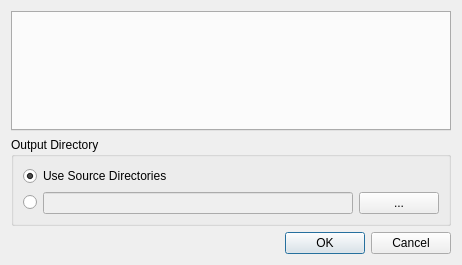
Before: the Qt Designer form main/src/widget/conversiondialog.ui in legnaleurc/khopper, drawn with Qt 5.
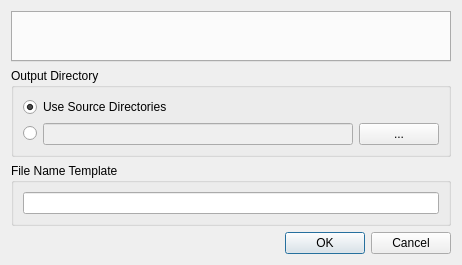
After: the same form once the commit is applied.

Patch:
```diff
--- a/main/src/widget/conversiondialog.ui
+++ b/main/src/widget/conversiondialog.ui
@@ -65,6 +65,27 @@
      </layout>
     </widget>
    </item>
+   <item>
+    <widget class="QGroupBox" name="groupBox_2">
+     <property name="title">
+      <string>File Name Template</string>
+     </property>
+     <layout class="QGridLayout" name="gridLayout">
+      <item row="0" column="0">
+       <widget class="QLineEdit" name="tpl">
+        <property name="toolTip">
+         <string>Keywords:
+%t: title
+%a: artist
+%Ni: index of track, N means width
+%%: '%' literal
+Extensions will automaticaly append.</string>
+        </property>
+       </widget>
+      </item>
+     </layout>
+    </widget>
+   </item>
    <item>
     <widget class="QDialogButtonBox" name="buttonBox">
      <property name="orientation">
```
